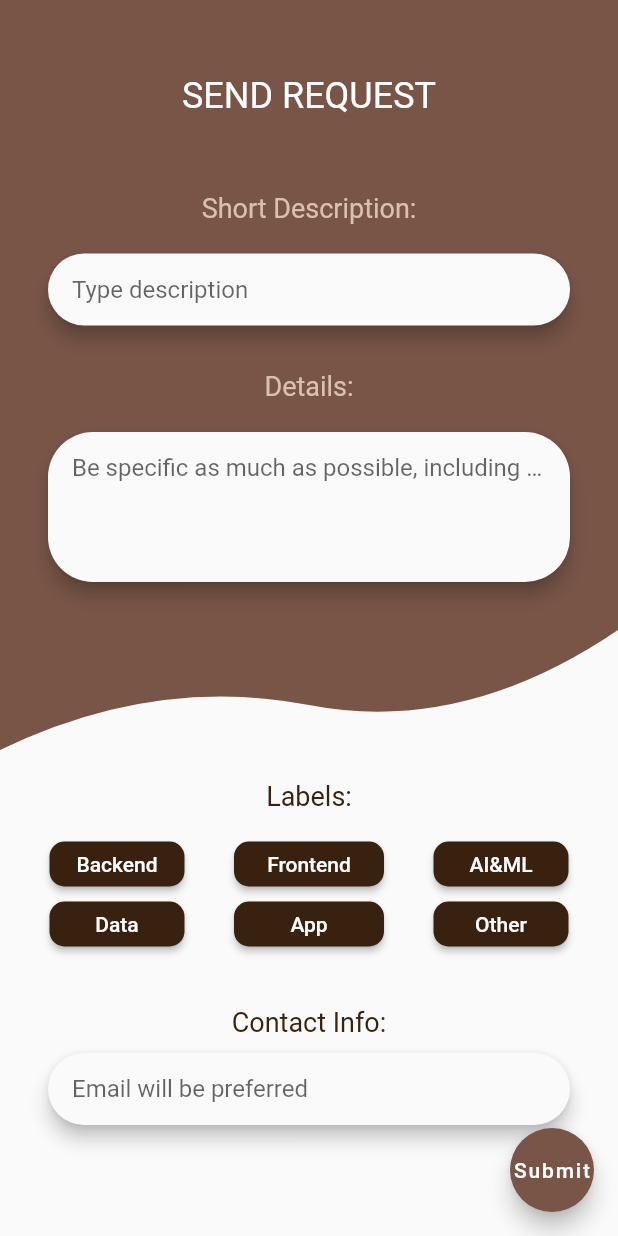
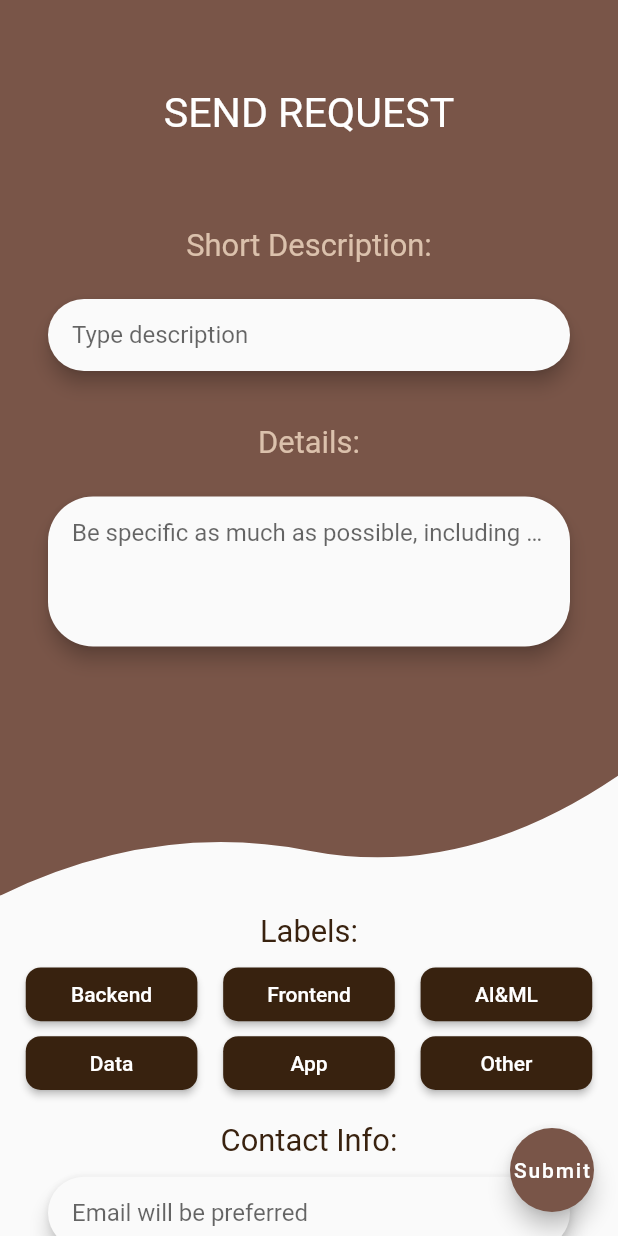
Before and after one commit to Code4Good-UWMadison/UWanted, a Flutter app: the Request screen opened directly, on a phone screen of 412 x 824 dp. Run offline on Flutter 3.47's test engine with Material 2 defaults, Android fonts, the phone set to English and light mode, and no system bars; our stand-ins replace cloud_firestore, firebase_auth, flutter_screenutil; accounts and stored records are empty.

Commit message:
fix send_request size

```diff
--- a/lib/pages/send_request.dart
+++ b/lib/pages/send_request.dart
@@ -1,4 +1,5 @@
 import 'package:flutter/material.dart';
+import 'package:flutter_screenutil/flutter_screenutil.dart';
 
 // void main() =>runApp(MyApp());
 
@@ -6,6 +7,7 @@ class App extends StatelessWidget {
   // This widget is the root of your application.
   @override
   Widget build(BuildContext context) {
+    ScreenUtil.instance = ScreenUtil(width: 640, height: 1136)..init(context);
     return MaterialApp(
         title: 'Send Request',
         home: new Request(),
@@ -55,33 +57,33 @@ class _TopPartState extends State<TopPart> {
         ClipPath(
           clipper: CustomShapeClipper(),
           child: Container(
-            height: 500.0,
+            height: ScreenUtil.getInstance().setHeight(500),
             decoration: BoxDecoration(color: Colors.brown),
             child: Column(
               mainAxisSize: MainAxisSize.max,
               crossAxisAlignment: CrossAxisAlignment.center,
               children: <Widget>[
                 SizedBox(
-                  height: 50.0,
+                  height: ScreenUtil.getInstance().setHeight(50),
                 ),
                 Text(
                   "SEND REQUEST",
                   style: TextStyle(
-                      fontSize: 24.0,
+                      fontSize: ScreenUtil.getInstance().setSp(24),
                       color: Colors.white,
                       decoration: TextDecoration.none),
                   textAlign: TextAlign.center,
                 ),
-                SizedBox(height: 50.0),
+                SizedBox(height: ScreenUtil.getInstance().setHeight(50),),
                 Text(
                   "Short Description:",
                   style: TextStyle(
-                      fontSize: 18.0,
+                      fontSize: ScreenUtil.getInstance().setSp(18),
                       color: textColor,
                       decoration: TextDecoration.none),
                   textAlign: TextAlign.left,
                 ),
-                SizedBox(height: 20.0),
+                SizedBox(height: ScreenUtil.getInstance().setHeight(20)),
                 Padding(
                   padding: EdgeInsets.symmetric(
                     horizontal: 32.0,
@@ -103,16 +105,16 @@ class _TopPartState extends State<TopPart> {
                   ), //Material
                 ), //padding
 
-                SizedBox(height: 30.0),
+                SizedBox(height: ScreenUtil.getInstance().setHeight(30)),
                 Text(
                   "Details:",
                   style: TextStyle(
-                      fontSize: 18.0,
+                      fontSize: ScreenUtil.getInstance().setSp(18),
                       color: textColor,
                       decoration: TextDecoration.none),
                   textAlign: TextAlign.left,
                 ),
-                SizedBox(height: 20.0),
+                SizedBox(height: ScreenUtil.getInstance().setHeight(20)),
                 Container(
                   height: 100,
                   child: Padding(
@@ -215,43 +217,41 @@ class BottomPartState extends State<BottomPart> {
   @override
   Widget build(BuildContext context) {
     return Column(
-        mainAxisAlignment: MainAxisAlignment.spaceEvenly,
-        crossAxisAlignment: CrossAxisAlignment.center,
         children: <Widget>[
           SizedBox(
-            height: 20.0,
+            height: ScreenUtil.getInstance().setHeight(10),
           ),
           Text(
             "Labels:",
             style: TextStyle(
-                fontSize: 18.0,
+                fontSize: ScreenUtil.getInstance().setSp(18),
                 color: textColor,
                 decoration: TextDecoration.none),
             textAlign: TextAlign.center,
           ),
-          SizedBox(height: 20.0),
+          SizedBox(height: ScreenUtil.getInstance().setHeight(10)),
           Row(
             mainAxisAlignment: MainAxisAlignment.spaceEvenly,
             children: <Widget>[
               new SizedBox(
-                width: 90,
-                height: 30,
+                width: ScreenUtil.getInstance().setWidth(100),
+                height: ScreenUtil.getInstance().setHeight(30),
                 child: LabelWidget(Text(
                   'Backend',
                   style: TextStyle(color: Colors.white),
                 )),
               ),
               new SizedBox(
-                width: 100,
-                height: 30,
+                width: ScreenUtil.getInstance().setWidth(100),
+                height: ScreenUtil.getInstance().setHeight(30),
                 child: LabelWidget(Text(
                   'Frontend',
                   style: TextStyle(color: Colors.white),
                 )),
               ),
               new SizedBox(
-                width: 90,
-                height: 30,
+               width: ScreenUtil.getInstance().setWidth(100),
+                height: ScreenUtil.getInstance().setHeight(30),
                 child: LabelWidget(Text(
                   'AI&ML',
                   style: TextStyle(color: Colors.white),
@@ -265,24 +265,24 @@ class BottomPartState extends State<BottomPart> {
               mainAxisAlignment: MainAxisAlignment.spaceEvenly,
               children: <Widget>[
                 new SizedBox(
-                  width: 90,
-                  height: 30,
+                  width: ScreenUtil.getInstance().setWidth(100),
+                  height: ScreenUtil.getInstance().setHeight(30),
                   child: LabelWidget(Text(
                     'Data',
                     style: TextStyle(color: Colors.white),
                   )),
                 ),
                 new SizedBox(
-                  width: 100,
-                  height: 30,
+                  width: ScreenUtil.getInstance().setWidth(100),
+                  height: ScreenUtil.getInstance().setHeight(30),
                   child: LabelWidget(Text(
                     'App',
                     style: TextStyle(color: Colors.white),
                   )),
                 ),
                 new SizedBox(
-                  width: 90,
-                  height: 30,
+                  width: ScreenUtil.getInstance().setWidth(100),
+                  height: ScreenUtil.getInstance().setHeight(30),
                   child: LabelWidget(Text(
                     'Other',
                     style: TextStyle(color: Colors.white),
@@ -292,16 +292,16 @@ class BottomPartState extends State<BottomPart> {
             ),
           ),
 
-          SizedBox(height: 30.0),
+          SizedBox(height: ScreenUtil.getInstance().setHeight(10)),
           Text(
             "Contact Info:",
             style: TextStyle(
-                fontSize: 18.0,
+                fontSize: ScreenUtil.getInstance().setSp(18),
                 color: textColor,
                 decoration: TextDecoration.none),
             textAlign: TextAlign.left,
           ),
-          SizedBox(height: 10.0),
+          SizedBox(height: ScreenUtil.getInstance().setHeight(10)),
           Padding(
             padding: EdgeInsets.symmetric(
               horizontal: 32.0,
--- a/pubspec.yaml
+++ b/pubspec.yaml
@@ -18,6 +18,7 @@ dependencies:
   firebase_core: ^0.4.0+1
   firebase_auth: ^0.11.1
   cloud_firestore: ^0.11.0+2
+  flutter_screenutil: ^0.5.2
 
 
   # The following adds the Cupertino Icons font to your application.
```
